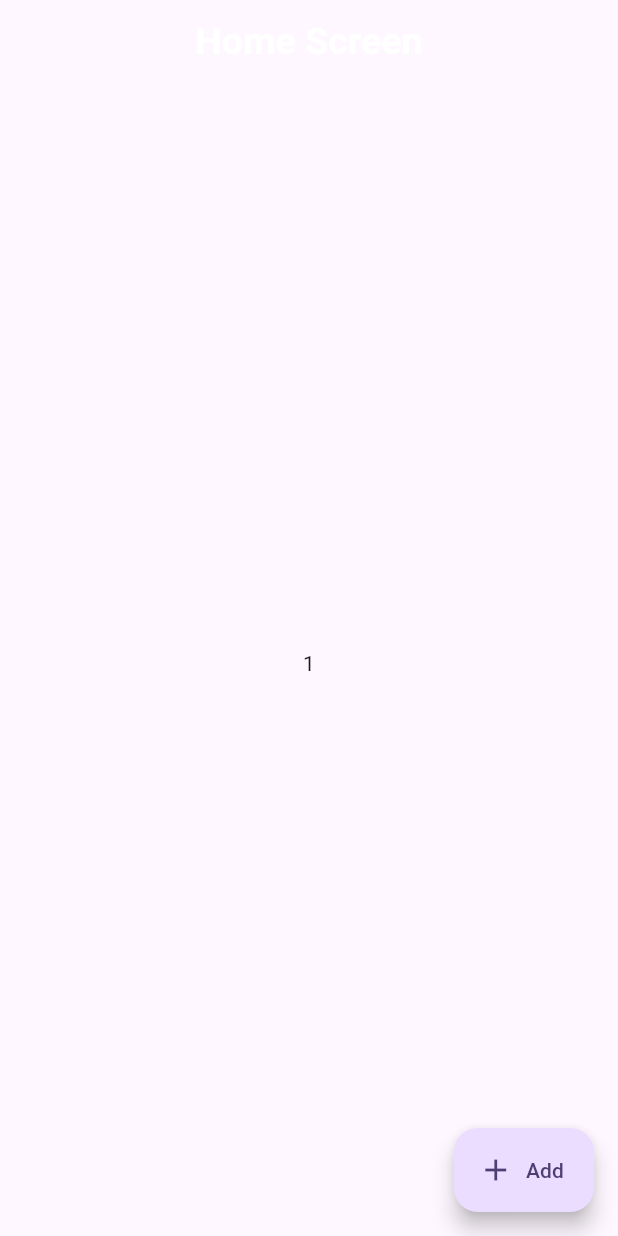
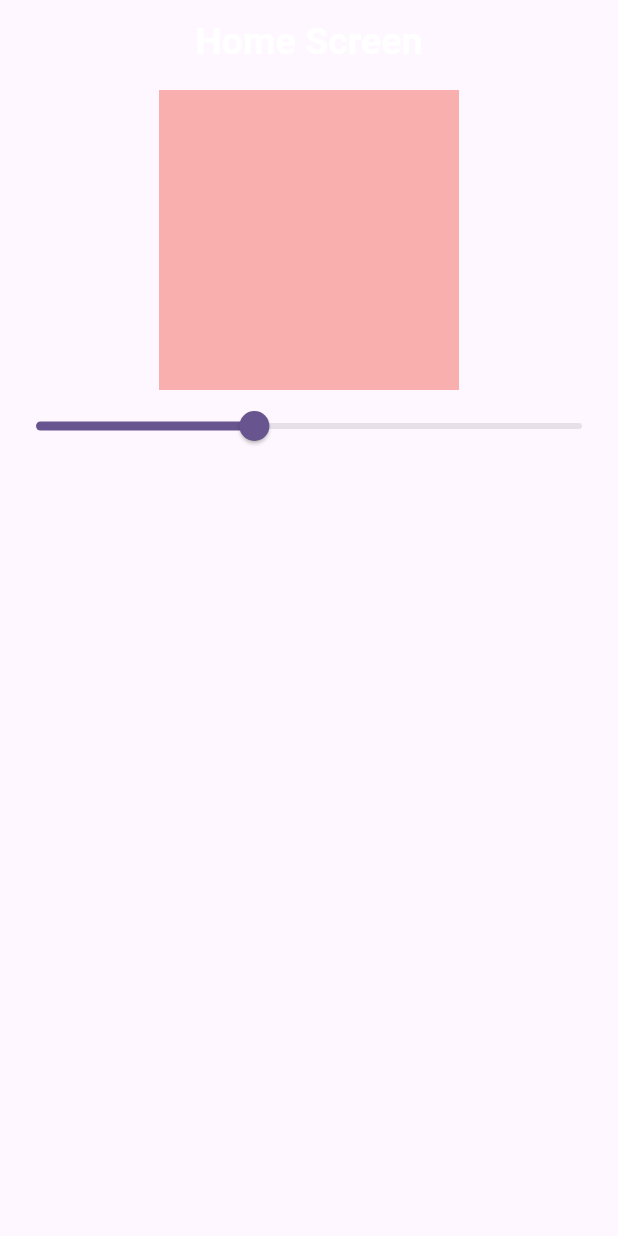
Before and after one commit to Qariziaullahkhan/Getx-Tutorial, a Flutter app: the screen it shows after launch, on a phone screen of 412 x 824 dp. Run offline on Flutter 3.47's test engine with Material 3 defaults, Android fonts, the phone set to English and light mode, and no system bars; our stand-ins replace get.

Commit message:
we add the example two controller

```diff
--- a/lib/Home_screen.dart
+++ b/lib/Home_screen.dart
@@ -2,6 +2,7 @@
 import 'package:flutter/material.dart';
 import 'package:get/get.dart';
 import 'package:getx_tutorial/Getx_routes/screen_one.dart';
+import 'package:getx_tutorial/controller/Example_two_controller.dart';
 import 'package:getx_tutorial/controller/counter_example.dart';
 import 'package:getx_tutorial/controller/login_controller.dart';
 import 'package:getx_tutorial/widgets/Custom_appbar.dart';
@@ -15,21 +16,27 @@ class HomeScreen extends StatefulWidget {
 }
 
 class _HomeScreenState extends State<HomeScreen> {
-  final CounterController controller = Get.put(CounterController());
-  int counter =0;
+ExampleTwoController exampleTwoController = Get.put(ExampleTwoController());
   @override
   Widget build(BuildContext context) {
     return Scaffold(
 
       appBar: CustomAppbar(titleText: "Home Screen",),
-      body: Center(
-        child: Obx(()=>   Text(controller.counter.toString()),),
-      ),
-      floatingActionButton: FloatingActionButton.extended(onPressed: (){
-        controller.increamentcounter();
-      },
-      label: const Text("Add"),
-      icon: const Icon(Icons.add),),
+      body: Column(
+        children: [
+          Obx(()=>Container(
+            height: 200,
+            width: 200,
+            color: Colors.red.withOpacity(exampleTwoController.Opacity.value)
+
+          ),),
+          Obx(()=>Slider(value: exampleTwoController.Opacity.value, onChanged: (value){
+            print(value);
+            exampleTwoController.setopacity(value);
+          })),
+
+        ],
+      )
     );
   }
 }
--- /dev/null
+++ b/lib/controller/Example_two_controller.dart
@@ -0,0 +1,11 @@
+import 'package:flutter/material.dart';
+import 'package:get/get.dart';
+import 'package:get/get_rx/get_rx.dart';
+
+class ExampleTwoController extends GetxController{
+
+  RxDouble Opacity = 0.4.obs;
+  setopacity(double value){
+    Opacity.value = value;
+  }
+}
```
